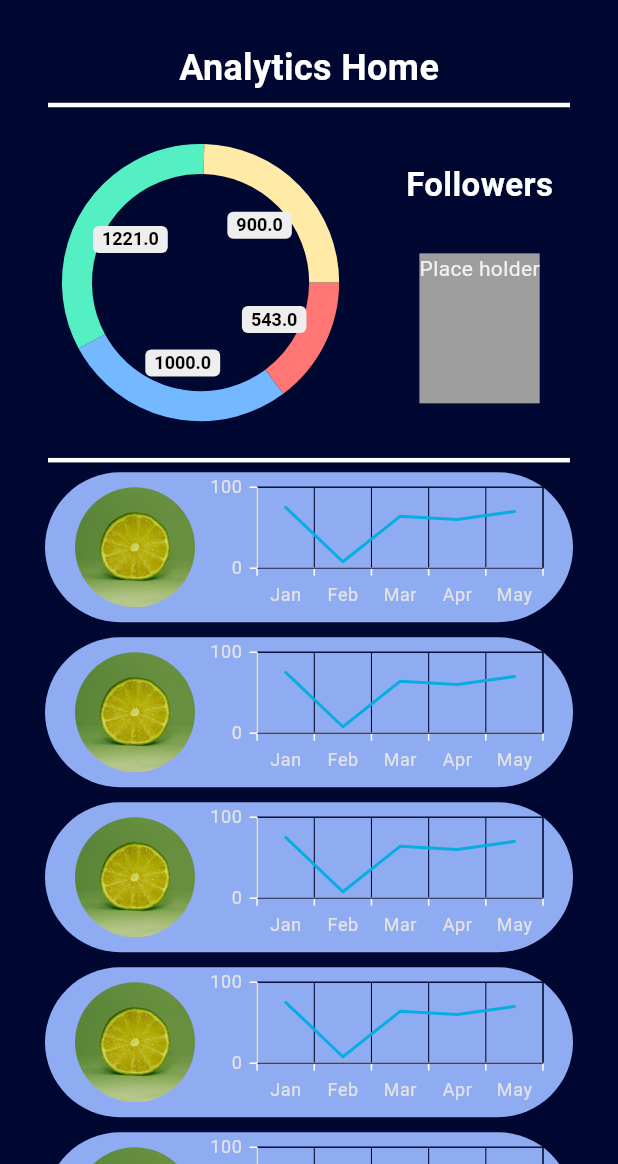
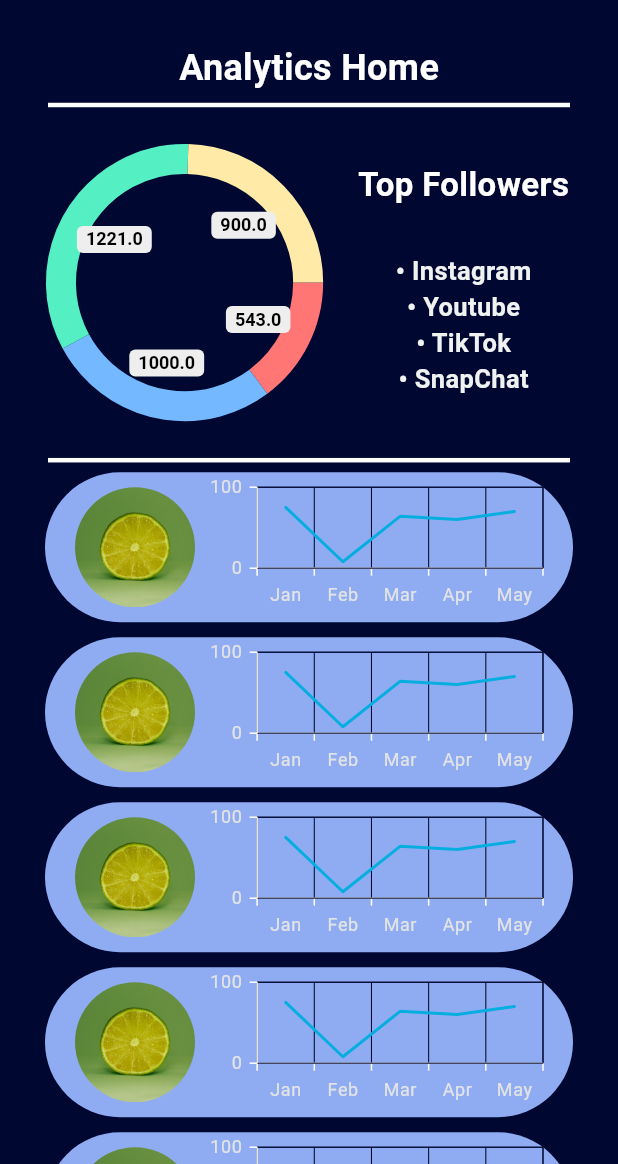
Before and after one commit to aprancl/Blend, a Flutter app: the AnalyticsPage screen opened by its route, on a phone screen of 412 x 824 dp, the part 72-1236 px from its top. Run offline on Flutter 3.47's test engine with Material 3 defaults, Android fonts, the phone set to English and light mode, and no system bars; drawn by our look-alikes of pie_chart; our stand-ins replace animated_list_plus, cloud_firestore, curved_navigation_bar, firebase_analytics, firebase_auth, firebase_core and 4 more; missing offline and left inert: animated_digit, flex_color_picker, flutter_facebook_auth, insta_assets_picker; accounts and stored records are empty; network calls fail; project files that could hold a hidden picture were left out.

Commit message:
changed platform selection to use objects as opposed to strings

```diff
--- a/blend/lib/global_provider.dart
+++ b/blend/lib/global_provider.dart
@@ -4,6 +4,7 @@
 import 'package:blend/models/blendCard.dart';
 import 'package:blend/models/blendUser.dart';
 import 'package:blend/models/blendWorkspace.dart';
+import 'package:blend/models/platformSelection.dart';
 import 'package:cloud_firestore/cloud_firestore.dart';
 import 'package:flutter/material.dart';
 import 'package:firebase_auth/firebase_auth.dart';
@@ -383,7 +384,7 @@
 // ██████  ██    ██ ███████    ██    ██ ██ ██  ██ ██   ███
 // ██      ██    ██      ██    ██    ██ ██  ██ ██ ██    ██
 // ██       ██████  ███████    ██    ██ ██   ████  ██████
-  Set<String> selectedPlatforms = {};
+  Set<PlatformSelection> selectedPlatforms = {};
   var postCaption = "";
   var defaultImagePath = "images/lime.png";
   File? selectedMedia;
--- a/blend/lib/models/platformSelection.dart
+++ b/blend/lib/models/platformSelection.dart
@@ -6,6 +6,7 @@
   final String name;
   final IconData icon;
 
+  PlatformSelection(this.name, this.icon);
 
   // STATICS
   // character limites for making posts
@@ -29,9 +30,4 @@
 
 
 
-
-  PlatformSelection({
-    required this.name,
-    required this.icon,
-  });
 }
--- a/blend/lib/pages/analytics/analytics.dart
+++ b/blend/lib/pages/analytics/analytics.dart
@@ -1,4 +1,3 @@
-
 import 'package:flutter/material.dart';
 import 'package:provider/provider.dart';
 import 'package:blend/global_provider.dart';
@@ -69,7 +68,7 @@
                           Title(
                             color: Color(0xFFFFFFFF),
                             child: Text(
-                              "Followers",
+                              "Top Followers",
                               style: TextStyle(
                                 fontSize: 22.0,
                                 fontWeight: FontWeight.bold,
@@ -81,10 +80,35 @@
                             height: 30,
                           ),
                           Container(
-                            height: 100.0,
-                            color: Colors.grey,
-                            child: Text("Place holder"),
-                          )
+                              height: 100.0,
+                              child: Column(
+                                children: [
+                                  Text(
+                                    "\u2022 Instagram",
+                                    style: TextStyle(
+                                        fontSize: 17,
+                                        fontWeight: FontWeight.bold),
+                                  ),
+                                  Text(
+                                    "\u2022 Youtube",
+                                    style: TextStyle(
+                                        fontSize: 17,
+                                        fontWeight: FontWeight.bold),
+                                  ),
+                                  Text(
+                                    "\u2022 TikTok",
+                                    style: TextStyle(
+                                        fontSize: 17,
+                                        fontWeight: FontWeight.bold),
+                                  ),
+                                  Text(
+                                    "\u2022 SnapChat",
+                                    style: TextStyle(
+                                        fontSize: 17,
+                                        fontWeight: FontWeight.bold),
+                                  ),
+                                ],
+                              ))
                         ],
                       )
                     ],
@@ -155,7 +179,6 @@
         print("${mediaName}");
         provider.goToPage(8);
         Navigator.pushNamed(context, '/lib/pages/analytics/platforms');
-
       },
       child: Container(
           margin: EdgeInsets.only(bottom: 10.0),
```
Also changed, not shown: blend/lib/pages/posting/platforms.dart (+19 -29 lines).
